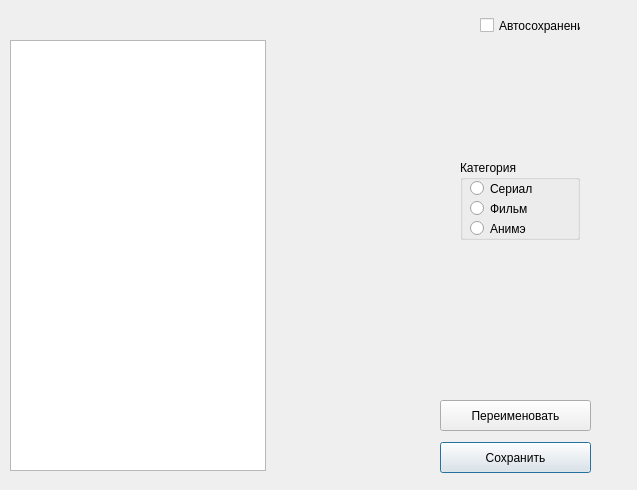
This is project/tmp/gui_main_window.ui in alyonkazz/media_lib as Qt 5 draws it before an edit. The edited form follows.
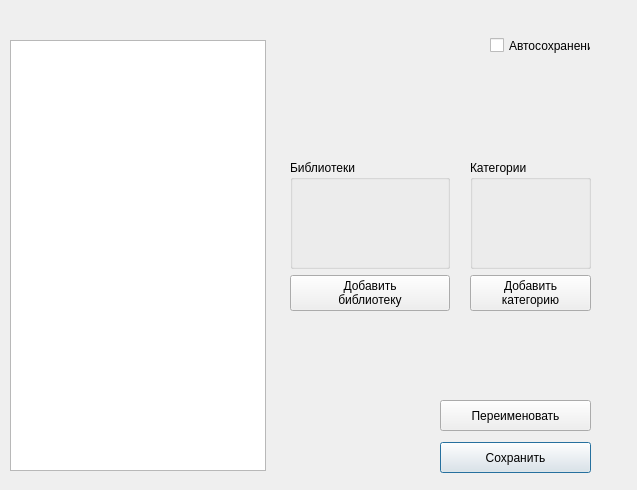
This is the edited form.

Diff of the .ui file:
```diff
--- a/project/tmp/gui_main_window.ui
+++ b/project/tmp/gui_main_window.ui
@@ -41,58 +41,6 @@
     </rect>
    </property>
   </widget>
-  <widget class="QGroupBox" name="groupBox_2">
-   <property name="geometry">
-    <rect>
-     <x>460</x>
-     <y>160</y>
-     <width>120</width>
-     <height>80</height>
-    </rect>
-   </property>
-   <property name="title">
-    <string>Категория</string>
-   </property>
-   <widget class="QRadioButton" name="radioButton_serial">
-    <property name="geometry">
-     <rect>
-      <x>10</x>
-      <y>20</y>
-      <width>82</width>
-      <height>17</height>
-     </rect>
-    </property>
-    <property name="text">
-     <string>Сериал</string>
-    </property>
-   </widget>
-   <widget class="QRadioButton" name="radioButton_film">
-    <property name="geometry">
-     <rect>
-      <x>10</x>
-      <y>40</y>
-      <width>82</width>
-      <height>17</height>
-     </rect>
-    </property>
-    <property name="text">
-     <string>Фильм</string>
-    </property>
-   </widget>
-   <widget class="QRadioButton" name="radioButton_anime">
-    <property name="geometry">
-     <rect>
-      <x>10</x>
-      <y>60</y>
-      <width>82</width>
-      <height>17</height>
-     </rect>
-    </property>
-    <property name="text">
-     <string>Анимэ</string>
-    </property>
-   </widget>
-  </widget>
   <widget class="QPushButton" name="pushButton_save">
    <property name="geometry">
     <rect>
@@ -109,8 +57,8 @@
   <widget class="QCheckBox" name="checkBox_autosave">
    <property name="geometry">
     <rect>
-     <x>480</x>
-     <y>10</y>
+     <x>490</x>
+     <y>30</y>
      <width>101</width>
      <height>31</height>
     </rect>
@@ -162,16 +110,81 @@
     <string>Переименовать</string>
    </property>
   </widget>
-  <widget class="QWidget" name="verticalLayoutWidget">
+  <widget class="QWidget" name="verticalLayoutWidget_3">
+   <property name="geometry">
+    <rect>
+     <x>470</x>
+     <y>160</y>
+     <width>121</width>
+     <height>151</height>
+    </rect>
+   </property>
+   <layout class="QVBoxLayout" name="verticalLayout_cats_main">
+    <item>
+     <widget class="QGroupBox" name="groupBox_cats">
+      <property name="title">
+       <string>Категории</string>
+      </property>
+      <widget class="QWidget" name="verticalLayoutWidget_2">
+       <property name="geometry">
+        <rect>
+         <x>10</x>
+         <y>20</y>
+         <width>101</width>
+         <height>81</height>
+        </rect>
+       </property>
+       <layout class="QVBoxLayout" name="verticalLayout_cats"/>
+      </widget>
+     </widget>
+    </item>
+    <item>
+     <widget class="QPushButton" name="pushButton_add_cat">
+      <property name="text">
+       <string>Добавить
+категорию</string>
+      </property>
+     </widget>
+    </item>
+   </layout>
+  </widget>
+  <widget class="QWidget" name="gridLayoutWidget">
    <property name="geometry">
     <rect>
      <x>290</x>
-     <y>170</y>
+     <y>160</y>
      <width>160</width>
-     <height>61</height>
+     <height>151</height>
     </rect>
    </property>
-   <layout class="QVBoxLayout" name="verticalLayout"/>
+   <layout class="QGridLayout" name="gridLayout">
+    <item row="1" column="0">
+     <widget class="QPushButton" name="pushButton_add_lib">
+      <property name="text">
+       <string>Добавить
+библиотеку</string>
+      </property>
+     </widget>
+    </item>
+    <item row="0" column="0">
+     <widget class="QGroupBox" name="groupBox_libs">
+      <property name="title">
+       <string>Библиотеки</string>
+      </property>
+      <widget class="QWidget" name="verticalLayoutWidget">
+       <property name="geometry">
+        <rect>
+         <x>10</x>
+         <y>20</y>
+         <width>121</width>
+         <height>81</height>
+        </rect>
+       </property>
+       <layout class="QVBoxLayout" name="verticalLayout_libs"/>
+      </widget>
+     </widget>
+    </item>
+   </layout>
   </widget>
  </widget>
  <resources/>
```
